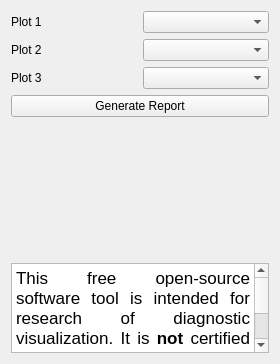
Qt form ilastik/workflows/mriVolumetry/report_drawer.ui (ilastik/ilastik) before a commit.
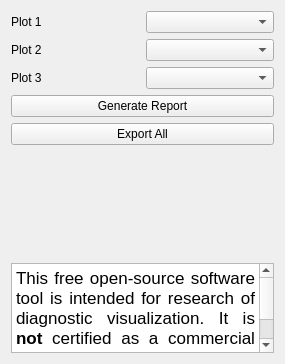
The same form after that commit.

Commit message: added label names and piechart for 4D data to report guy

Patch:
```diff
--- a/ilastik/workflows/mriVolumetry/report_drawer.ui
+++ b/ilastik/workflows/mriVolumetry/report_drawer.ui
@@ -6,7 +6,7 @@
    <rect>
     <x>0</x>
     <y>0</y>
-    <width>280</width>
+    <width>285</width>
     <height>364</height>
    </rect>
   </property>
@@ -49,7 +49,7 @@
     </layout>
    </item>
    <item>
-    <layout class="QHBoxLayout" name="horizontalLayout_2">
+    <layout class="QVBoxLayout" name="verticalLayout_2">
      <item>
       <widget class="QPushButton" name="applyButton">
        <property name="text">
@@ -57,6 +57,13 @@
        </property>
       </widget>
      </item>
+     <item>
+      <widget class="QPushButton" name="exportButton">
+       <property name="text">
+        <string>Export All</string>
+       </property>
+      </widget>
+     </item>
     </layout>
    </item>
    <item>
```
The commit also changes 1 other file.
